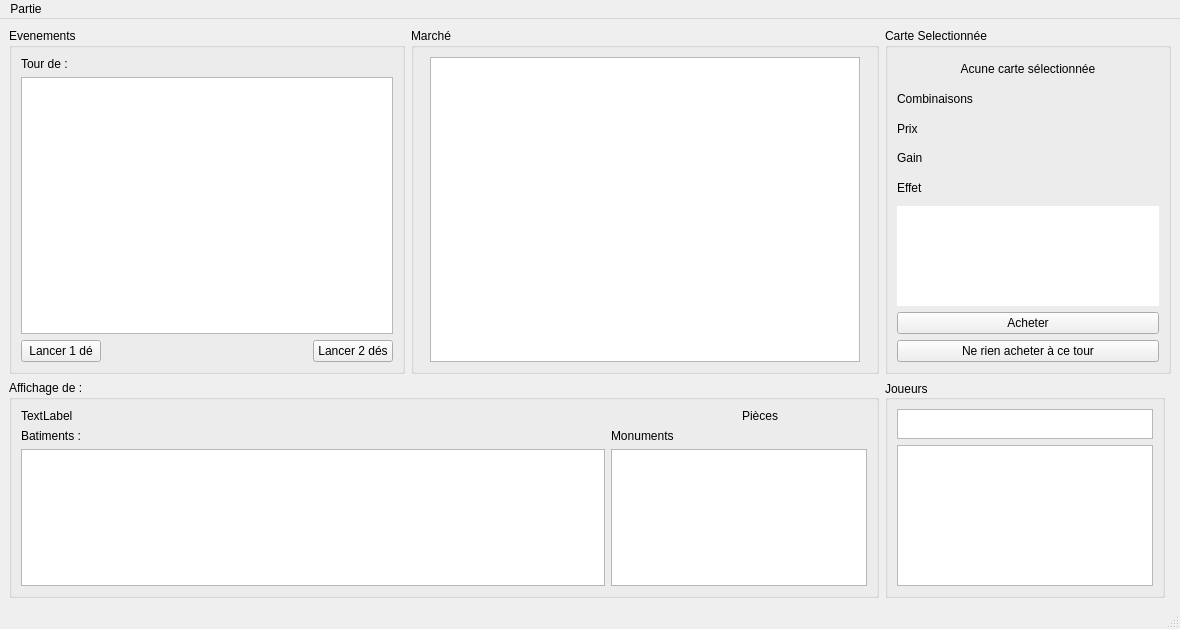
The window that gui/src/windowjeu.ui (LLrnz/Machi-Koro-Boardgame-Adaptation) describes before a commit, drawn with Qt 5.
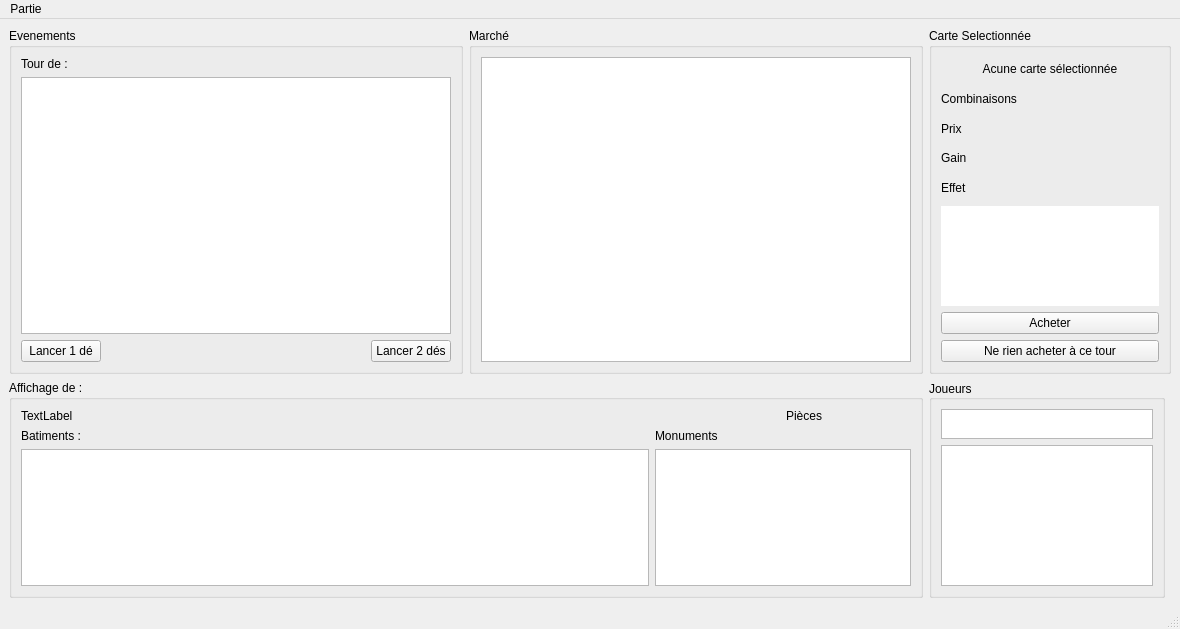
The same window after the commit.

What changed in the file:
```diff
--- a/gui/src/windowjeu.ui
+++ b/gui/src/windowjeu.ui
@@ -280,7 +280,20 @@
           </widget>
          </item>
          <item row="1" column="0" colspan="3">
-          <widget class="QTextBrowser" name="texteConsole"/>
+          <widget class="QTextBrowser" name="texteConsole">
+           <property name="minimumSize">
+            <size>
+             <width>430</width>
+             <height>0</height>
+            </size>
+           </property>
+           <property name="maximumSize">
+            <size>
+             <width>430</width>
+             <height>16777215</height>
+            </size>
+           </property>
+          </widget>
          </item>
          <item row="2" column="1">
           <spacer name="horizontalSpacer">
```
Left out of the diff: 2 changed lines with no effect on the pictures.
